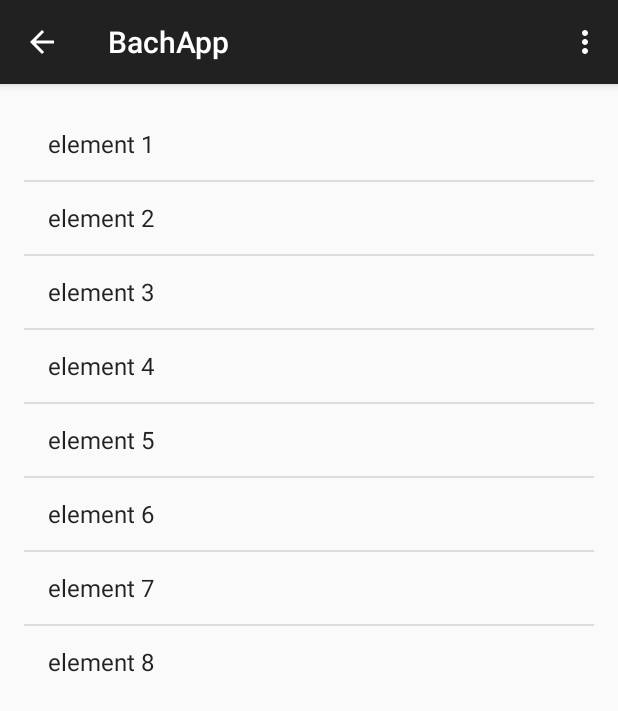
After one commit to JoaquinWaldrop/proyectoDam, an Android app: the ClientActivity screen opened directly, with no data from a screen before it, on a phone screen of 412 x 824 dp. The commit adds this screen. Shown: the top 711 px of the screen. Run offline under Robolectric (Android 15) with nearby library versions, the phone set to English and light mode, and no system bars.

Commit message:
actividad cliente

```diff
--- /dev/null
+++ b/app/src/main/java/com/holamundo/gabocst/holamundo/ClientActivity.java
@@ -0,0 +1,49 @@
+package com.holamundo.gabocst.holamundo;
+
+import android.content.Intent;
+import android.support.v7.app.AppCompatActivity;
+import android.os.Bundle;
+import android.view.Menu;
+import android.view.MenuItem;
+import android.widget.ArrayAdapter;
+import android.widget.ListView;
+
+import java.util.List;
+
+public class ClientActivity extends AppCompatActivity {
+    ListView lista;
+    String[] elementos = {"element 1", "element 2", "element 3", "element 4", "element 5", "element 6", "element 7", "element 8"};
+
+    @Override
+    protected void onCreate(Bundle savedInstanceState) {
+        super.onCreate(savedInstanceState);
+        setContentView(R.layout.activity_client);
+
+        lista = (ListView) findViewById(R.id.listProducts);
+        ArrayAdapter<String> adapter = new ArrayAdapter<String>(this, android.R.layout.simple_list_item_1, elementos);
+        lista.setAdapter(adapter);
+    }
+
+    @Override
+    public boolean onCreateOptionsMenu(Menu menu) {
+        // Inflate the menu; this adds items to the action bar if it is present.
+        getMenuInflater().inflate(R.menu.menu_client, menu);
+        return true;
+    }
+
+    @Override
+    public boolean onOptionsItemSelected(MenuItem item) {
+        // Handle action bar item clicks here. The action bar will
+        // automatically handle clicks on the Home/Up button, so long
+        // as you specify a parent activity in AndroidManifest.xml.
+        int id = item.getItemId();
+
+        //noinspection SimplifiableIfStatement
+        if (id == R.id.action_settings) {
+            return true;
+        }
+
+
+        return super.onOptionsItemSelected(item);
+    }
+}
--- /dev/null
+++ b/app/src/main/res/layout/activity_client.xml
@@ -0,0 +1,29 @@
+<RelativeLayout xmlns:android="http://schemas.android.com/apk/res/android"
+    xmlns:tools="http://schemas.android.com/tools" android:layout_width="match_parent"
+    android:layout_height="match_parent" android:paddingLeft="@dimen/activity_horizontal_margin"
+    android:paddingRight="@dimen/activity_horizontal_margin"
+    android:paddingTop="@dimen/activity_vertical_margin"
+    android:paddingBottom="@dimen/activity_vertical_margin"
+    tools:context="com.holamundo.gabocst.holamundo.ClientActivity">
+
+    <LinearLayout
+        android:orientation="horizontal"
+        android:layout_width="match_parent"
+        android:layout_height="match_parent"
+        android:layout_alignParentTop="true"
+        android:layout_alignParentRight="true"
+        android:layout_alignParentEnd="true">
+
+    </LinearLayout>
+
+    <LinearLayout
+        android:orientation="vertical"
+        android:layout_width="match_parent"
+        android:layout_height="match_parent">
+
+        <ListView
+            android:layout_width="wrap_content"
+            android:layout_height="wrap_content"
+            android:id="@+id/listProducts" />
+    </LinearLayout>
+</RelativeLayout>
--- /dev/null
+++ b/app/src/main/res/menu/menu_client.xml
@@ -0,0 +1,9 @@
+<menu xmlns:android="http://schemas.android.com/apk/res/android"
+    xmlns:app="http://schemas.android.com/apk/res-auto"
+    xmlns:tools="http://schemas.android.com/tools"
+    tools:context="com.holamundo.gabocst.holamundo.ClientActivity">
+    <item android:id="@+id/action_settings" android:title="@string/action_settings"
+        android:orderInCategory="100" app:showAsAction="never" />
+
+
+</menu>
--- a/app/src/main/res/values/strings.xml
+++ b/app/src/main/res/values/strings.xml
@@ -17,4 +17,6 @@
 
     <string name="hello_world">Hello world!</string>
     <string name="radio">Hello world!</string>
+    <string name="title_activity_client">BachApp</string>
+    <string name="action_listar">Listar</string>
 </resources>
```
Also changed, not shown: app/src/main/AndroidManifest.xml (+8 -0 lines), app/src/main/java/com/holamundo/gabocst/holamundo/MainActivity.java (+10 -4 lines).
